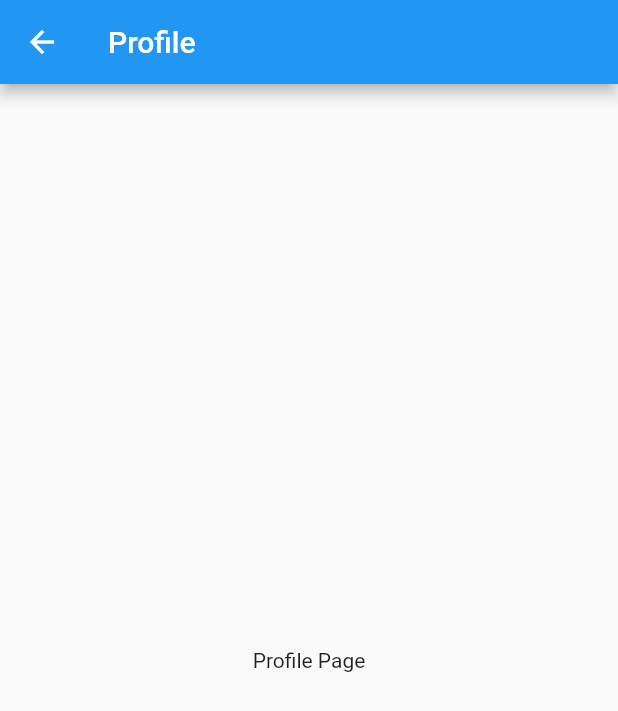
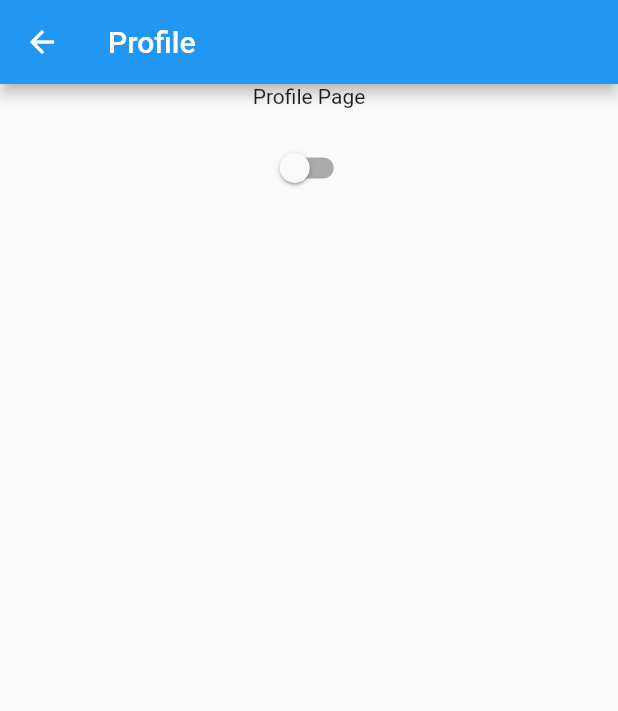
Before and after one commit to balinux/fcm-pushnotification-flutter, a Flutter app: the screen it shows after launch, after a tap on "go to Profile", on a phone screen of 412 x 824 dp. Shown: the top 711 px of the screen. Run offline on Flutter 3.47's test engine with Material 2 defaults, Android fonts, the phone set to English and light mode, and no system bars; our stand-ins replace firebase_messaging; accounts and stored records are empty.

Commit message:
update(all) : all

```diff
--- /dev/null
+++ b/lib/api.dart
@@ -0,0 +1,41 @@
+import 'dart:async';
+import 'dart:convert';
+import 'package:androidx_flutter_dev/set_token_model.dart';
+import 'package:androidx_flutter_dev/user_.dart';
+import 'package:http/http.dart' show Client;
+
+class Api {
+  Client client = Client();
+
+  Future<SetToken> setTokenToServer(int idSSO, String token) async {
+    print('triggered');
+    final response = await client.get(
+        "https://66237f03.ngrok.io/api/v1/set-token/" +
+            idSSO.toString() +
+            "/" +
+            token,
+        headers: {
+          "Accept": "application/json",
+        });
+    print(response);
+    if (response.statusCode == 200) {
+      return SetToken.fromJson(json.decode(response.body));
+    } else {
+      return null;
+    }
+  }
+
+  Future<User> getUser() async {
+    print('triggered');
+    final response = await client
+        .get("https://jsonplaceholder.typicode.com/todos/1", headers: {
+      "Accept": "application/json",
+    });
+    print(response);
+    if (response.statusCode == 200) {
+      return User.fromJson(json.decode(response.body));
+    } else {
+      return null;
+    }
+  }
+}
--- a/lib/profile.dart
+++ b/lib/profile.dart
@@ -1,3 +1,5 @@
+import 'package:androidx_flutter_dev/api.dart';
+import 'package:androidx_flutter_dev/set_token_model.dart';
 import 'package:firebase_messaging/firebase_messaging.dart';
 import 'package:flutter/material.dart';
 
@@ -8,13 +10,34 @@ class Profile extends StatefulWidget {
 
 class _ProfileState extends State<Profile> {
   FirebaseMessaging _firebaseMessaging = new FirebaseMessaging();
+  bool isSwitch = false;
+  String tokenFcm;
+  SetToken _setToken;
 
   @override
   void initState() {
+    tokenSetter();
     _firebaseMessaging.getToken().then((value) {
       print("$value");
+      setState(() {
+        tokenFcm = value;
+      });
     });
     super.initState();
+  }
+
+  changeSwitch(bool value) {
+    setState(() {
+      isSwitch = value;
+    });
+    tokenSetter();
+  }
+
+  Future<void> tokenSetter() async {
+    var token = await Api().setTokenToServer(32018000182, tokenFcm);
+    print(token.changedRows);
+    // var user = await Api().getUser();
+    // print(user.title);
   }
 
   @override
@@ -23,8 +46,28 @@ class _ProfileState extends State<Profile> {
       appBar: AppBar(
         title: Text('Profile'),
       ),
-      body: Center(
-        child: Text('Profile Page'),
+      body: Column(
+        children: <Widget>[
+          Center(
+            child: Text('Profile Page'),
+          ),
+          Center(
+            child: tokenFcm != null ? Text(tokenFcm) : Container(),
+          ),
+          Center(
+            child: _setToken != null
+                ? Text(_setToken.affectedRows.toString())
+                : Container(),
+          ),
+          Switch(
+            value: isSwitch,
+            onChanged: (value) {
+              changeSwitch(value);
+            },
+            activeColor: Colors.blue,
+            activeTrackColor: Colors.lightBlueAccent,
+          )
+        ],
       ),
     );
   }
--- /dev/null
+++ b/lib/set_token_model.dart
@@ -0,0 +1,44 @@
+class SetToken {
+  int fieldCount;
+  int affectedRows;
+  int insertId;
+  int serverStatus;
+  int warningCount;
+  String message;
+  bool protocol41;
+  int changedRows;
+
+  SetToken(
+      {this.fieldCount,
+      this.affectedRows,
+      this.insertId,
+      this.serverStatus,
+      this.warningCount,
+      this.message,
+      this.protocol41,
+      this.changedRows});
+
+  SetToken.fromJson(Map<String, dynamic> json) {
+    fieldCount = json['fieldCount'];
+    affectedRows = json['affectedRows'];
+    insertId = json['insertId'];
+    serverStatus = json['serverStatus'];
+    warningCount = json['warningCount'];
+    message = json['message'];
+    protocol41 = json['protocol41'];
+    changedRows = json['changedRows'];
+  }
+
+  Map<String, dynamic> toJson() {
+    final Map<String, dynamic> data = new Map<String, dynamic>();
+    data['fieldCount'] = this.fieldCount;
+    data['affectedRows'] = this.affectedRows;
+    data['insertId'] = this.insertId;
+    data['serverStatus'] = this.serverStatus;
+    data['warningCount'] = this.warningCount;
+    data['message'] = this.message;
+    data['protocol41'] = this.protocol41;
+    data['changedRows'] = this.changedRows;
+    return data;
+  }
+}
--- /dev/null
+++ b/lib/user_.dart
@@ -0,0 +1,24 @@
+class User {
+  int userId;
+  int id;
+  String title;
+  bool completed;
+
+  User({this.userId, this.id, this.title, this.completed});
+
+  User.fromJson(Map<String, dynamic> json) {
+    userId = json['userId'];
+    id = json['id'];
+    title = json['title'];
+    completed = json['completed'];
+  }
+
+  Map<String, dynamic> toJson() {
+    final Map<String, dynamic> data = new Map<String, dynamic>();
+    data['userId'] = this.userId;
+    data['id'] = this.id;
+    data['title'] = this.title;
+    data['completed'] = this.completed;
+    return data;
+  }
+}
--- a/pubspec.yaml
+++ b/pubspec.yaml
@@ -24,6 +24,7 @@ dependencies:
   # Use with the CupertinoIcons class for iOS style icons.
   cupertino_icons: ^0.1.2
   firebase_messaging: any
+  http: any
 
 dev_dependencies:
   flutter_test:
```
Also changed, not shown: pubspec.lock.
